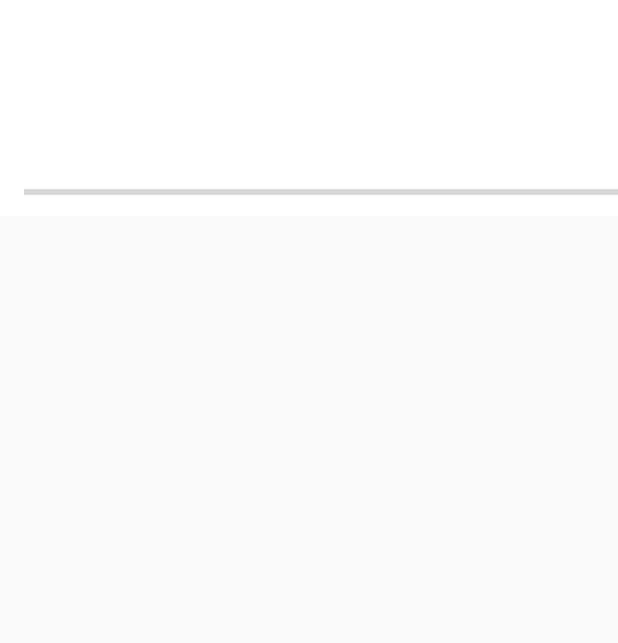
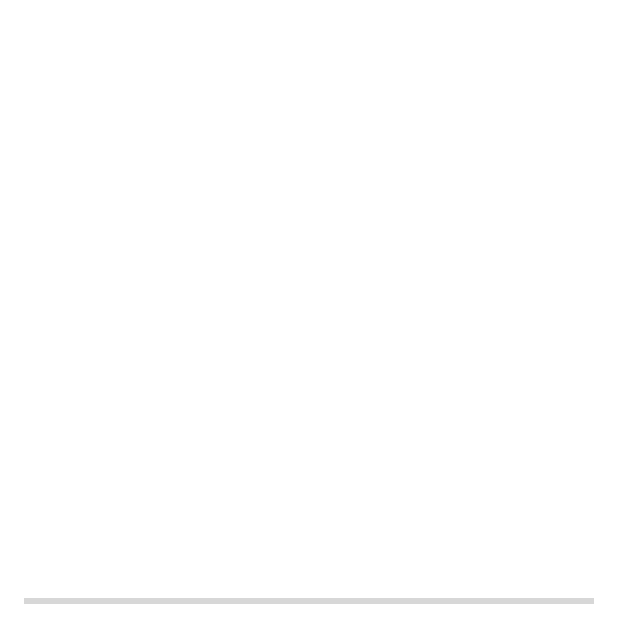
Before and after one commit to DABRiXPERT/APKOFIWIT, an Android app: the layout alertdialog_progress.xml on its own in the app's theme, with its tools: preview values and no code run, on a phone screen of 412 x 824 dp. Shown: the top 643 px of the screen. Run offline under Robolectric (Android 15) with nearby library versions, the phone set to English and light mode, and no system bars.

Commit message:
PROGRESSBAR COMPLETE. FUCK YEAH(x2)
[2021.04.17_2142_+0800]

```diff
--- a/app/src/main/res/layout/fragment_in_game.xml
+++ b/app/src/main/res/layout/activity_gameplay.xml
@@ -172,15 +172,5 @@
                     android:textSize="24sp" />
             </LinearLayout>
         </LinearLayout>
-        <ProgressBar
-            android:id="@+id/progressBar_Bar"
-            style="?android:attr/progressBarStyleHorizontal"
-            android:layout_width="0dp"
-            android:layout_height="wrap_content"
-            android:layout_marginStart="8dp"
-            android:layout_marginEnd="8dp"
-            app:layout_constraintBottom_toBottomOf="parent"
-            app:layout_constraintEnd_toEndOf="parent"
-            app:layout_constraintStart_toStartOf="parent" />
     </androidx.constraintlayout.widget.ConstraintLayout>
 </FrameLayout>
--- a/app/src/main/res/layout/alertdialog_progress.xml
+++ b/app/src/main/res/layout/alertdialog_progress.xml
@@ -3,36 +3,36 @@
     xmlns:app="http://schemas.android.com/apk/res-auto"
     xmlns:tools="http://schemas.android.com/tools"
     android:id="@+id/constraint"
-    android:layout_width="667sp"
-    android:layout_height="144sp"
+    android:layout_width="match_parent"
+    android:layout_height="match_parent"
     android:background="@color/white">
 
     <TextView
         android:id="@+id/text_progress"
         android:layout_width="wrap_content"
         android:layout_height="wrap_content"
-        android:layout_marginTop="16dp"
+        android:layout_marginTop="277dp"
         android:fontFamily="@font/roboto_mono"
         android:textColor="@color/black"
-        android:textSize="20sp"
-        app:layout_constraintBottom_toTopOf="@+id/bar_progress"
+        android:textSize="22sp"
         app:layout_constraintEnd_toEndOf="parent"
-        app:layout_constraintHorizontal_bias="0.5"
         app:layout_constraintStart_toStartOf="parent"
         app:layout_constraintTop_toTopOf="parent" />
 
     <ProgressBar
         android:id="@+id/bar_progress"
         style="?android:attr/progressBarStyleHorizontal"
-        android:layout_width="match_parent"
-        android:layout_height="0sp"
+        android:layout_width="0dp"
+        android:layout_height="wrap_content"
         android:layout_marginStart="16dp"
         android:layout_marginEnd="16dp"
-        android:layout_marginBottom="8dp"
-        android:max="25"
+        android:max="24"
         android:progress="0"
         app:layout_constraintBottom_toBottomOf="parent"
         app:layout_constraintEnd_toEndOf="parent"
-        app:layout_constraintHorizontal_bias="0.0"
-        app:layout_constraintStart_toStartOf="parent" />
+        app:layout_constraintHorizontal_bias="1.0"
+        app:layout_constraintStart_toStartOf="parent"
+        app:layout_constraintTop_toBottomOf="@+id/text_progress"
+        app:layout_constraintVertical_bias="0.172" />
+
 </androidx.constraintlayout.widget.ConstraintLayout>
```
